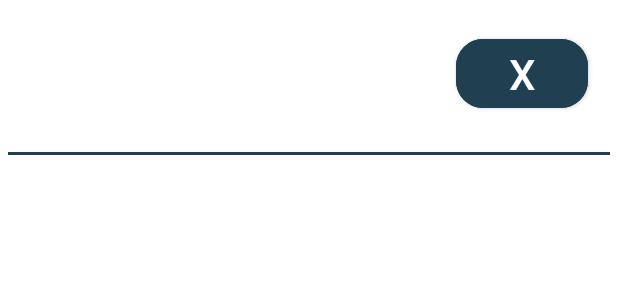
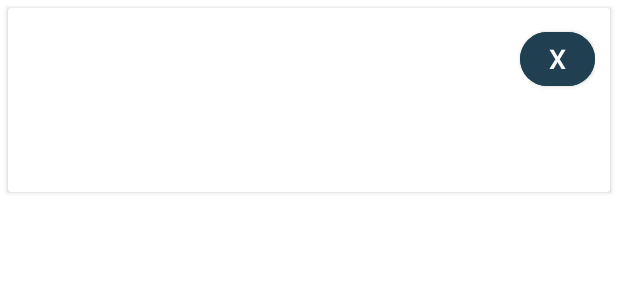
Before and after one commit to PavelKhromovAndrS/NotesV2, an Android app: the layout item_note.xml on its own in the app's theme, with its tools: preview values and no code run, on a phone screen of 412 x 824 dp. Shown: the top 300 px of the screen. Run offline under Robolectric (Android 15) with nearby library versions, the phone set to English and light mode, and no system bars.

```diff
--- a/app/src/main/java/com/example/notesv2/ui/ListNotesFragment.java
+++ b/app/src/main/java/com/example/notesv2/ui/ListNotesFragment.java
@@ -33,7 +33,6 @@ public class ListNotesFragment extends Fragment implements NotesListView {
     @Override
     public View onCreateView(LayoutInflater inflater, ViewGroup container,
                              Bundle savedInstanceState) {
-        // Inflate the layout for this fragment
         return inflater.inflate(R.layout.fragment_list_notes, container, false);
 
     }
--- a/app/src/main/res/layout/fragment_add_note.xml
+++ b/app/src/main/res/layout/fragment_add_note.xml
@@ -20,6 +20,8 @@
             android:fontFamily="monospace"
             android:hint="@string/add_note_name"
             android:singleLine="true"
+            android:textSize="@dimen/edit_text_name_of_note_text_size"
+            android:background="@android:color/transparent"
             app:layout_constraintBottom_toTopOf="@id/button_note_text"
             app:layout_constraintEnd_toEndOf="parent"
             app:layout_constraintStart_toStartOf="parent"
@@ -29,9 +31,12 @@
             android:id="@+id/button_note_text"
             android:layout_width="match_parent"
             android:layout_height="wrap_content"
+            android:fontFamily="monospace"
             android:layout_margin="@dimen/notes_default_margin"
             android:hint="@string/add_note_text"
             android:textAlignment="textStart"
+            android:background="@android:color/transparent"
+
             app:layout_constraintBottom_toTopOf="@id/btn_add_note"
             app:layout_constraintEnd_toEndOf="parent"
             app:layout_constraintStart_toStartOf="parent"
--- a/app/src/main/res/layout/item_note.xml
+++ b/app/src/main/res/layout/item_note.xml
@@ -1,14 +1,19 @@
 <?xml version="1.0" encoding="utf-8"?>
-<androidx.constraintlayout.widget.ConstraintLayout xmlns:android="http://schemas.android.com/apk/res/android"
+<androidx.cardview.widget.CardView xmlns:android="http://schemas.android.com/apk/res/android"
     xmlns:app="http://schemas.android.com/apk/res-auto"
     android:layout_width="match_parent"
-    android:layout_height="wrap_content">
+    android:layout_height="wrap_content"
+    android:layout_margin="5sp">
+    <androidx.constraintlayout.widget.ConstraintLayout
+        android:layout_width="match_parent"
+        android:layout_height="wrap_content"
+        android:layout_margin="10sp">
 
         <TextView
             android:id="@+id/note_name"
             android:layout_width="@dimen/textview_width"
             android:layout_height="@dimen/textview_notename_height"
-        android:layout_margin="@dimen/notes_default_margin"
+            android:textColor="@color/name_note"
             android:textSize="@dimen/text_note_name"
             app:layout_constraintBottom_toTopOf="@id/note_text"
             app:layout_constraintEnd_toStartOf="@id/remove_button"
@@ -19,7 +24,6 @@
             android:id="@+id/note_text"
             android:layout_width="@dimen/textview_width"
             android:layout_height="@dimen/textview_note_text_height"
-        android:layout_margin="@dimen/notes_default_margin"
             android:textSize="@dimen/text_note_text"
             app:layout_constraintEnd_toStartOf="@id/remove_button"
             app:layout_constraintStart_toStartOf="parent"
@@ -28,18 +32,15 @@
         <TextView
             android:id="@+id/note_date"
             android:layout_width="wrap_content"
-        android:layout_height="@dimen/textview_note_text_height"
+            android:layout_height="wrap_content"
             android:textSize="@dimen/text_note_text"
-        app:layout_constraintBottom_toTopOf="@id/border_line"
-        app:layout_constraintEnd_toEndOf="@id/remove_button"
-        app:layout_constraintStart_toStartOf="@id/remove_button"
-        app:layout_constraintTop_toBottomOf="@id/remove_button" />
+            app:layout_constraintStart_toStartOf="@id/note_text"
+            app:layout_constraintTop_toBottomOf="@id/note_text" />
 
         <com.google.android.material.button.MaterialButton
             android:id="@+id/remove_button"
-        android:layout_width="wrap_content"
+            android:layout_width="50sp"
             android:layout_height="wrap_content"
-        android:layout_margin="@dimen/notes_default_margin"
             android:backgroundTint="@color/button_color"
             android:text="@string/button_remove_text"
             android:textSize="@dimen/button_remove_text_size"
@@ -48,12 +49,5 @@
             app:layout_constraintStart_toEndOf="@id/note_name"
             app:layout_constraintTop_toTopOf="parent" />
 
-    <com.google.android.material.button.MaterialButton
-        android:id="@+id/border_line"
-        android:layout_width="match_parent"
-        android:layout_height="@dimen/border_height"
-        android:layout_margin="@dimen/border_margin"
-        app:layout_constraintEnd_toEndOf="@id/note_text"
-        app:layout_constraintTop_toBottomOf="@id/note_text" />
-
     </androidx.constraintlayout.widget.ConstraintLayout>
+</androidx.cardview.widget.CardView>
--- a/app/src/main/res/values/colors.xml
+++ b/app/src/main/res/values/colors.xml
@@ -9,4 +9,5 @@
     <color name="white">#FFFFFFFF</color>
     <color name="button_color">#204051</color>
     <color name="button_add_color">#8fc0a9</color>
+    <color name="name_note">#232121</color>
 </resources>
--- a/app/src/main/res/values/dimens.xml
+++ b/app/src/main/res/values/dimens.xml
@@ -3,8 +3,8 @@
     <dimen name="notes_default_margin">20sp</dimen>
     <dimen name="button_corner_radius">30sp</dimen>
     <dimen name="button_text_size">36sp</dimen>
-    <dimen name="button_remove_text_size">28sp</dimen>
-    <dimen name="button_remove_corner_radius">18sp</dimen>
+    <dimen name="button_remove_text_size">18sp</dimen>
+    <dimen name="button_remove_corner_radius">25sp</dimen>
     <dimen name="button_add_note">18sp</dimen>
     <dimen name="text_note_name">24sp</dimen>
     <dimen name="text_note_text">18sp</dimen>
@@ -12,6 +12,7 @@
     <dimen name="border_height">2sp</dimen>
     <dimen name="textview_width">0sp</dimen>
     <dimen name="textview_notename_height">32sp</dimen>
-    <dimen name="textview_note_text_height">24sp</dimen>
+    <dimen name="textview_note_text_height">46sp</dimen>
     <dimen name="button_plus_width">60sp</dimen>
+    <dimen name="edit_text_name_of_note_text_size">24sp</dimen>
 </resources>
```
Also changed, not shown: app/src/main/java/com/example/notesv2/ui/MainActivity.java (+16 -1 lines), app/src/main/res/drawable/back_icon.xml (added, +11 -0 lines), app/src/main/res/layout/activity_main.xml (+11 -1 lines), app/src/main/res/menu/toolbar_menu.xml (added, +13 -0 lines). Lines whose indentation alone changed are shown as unchanged.
